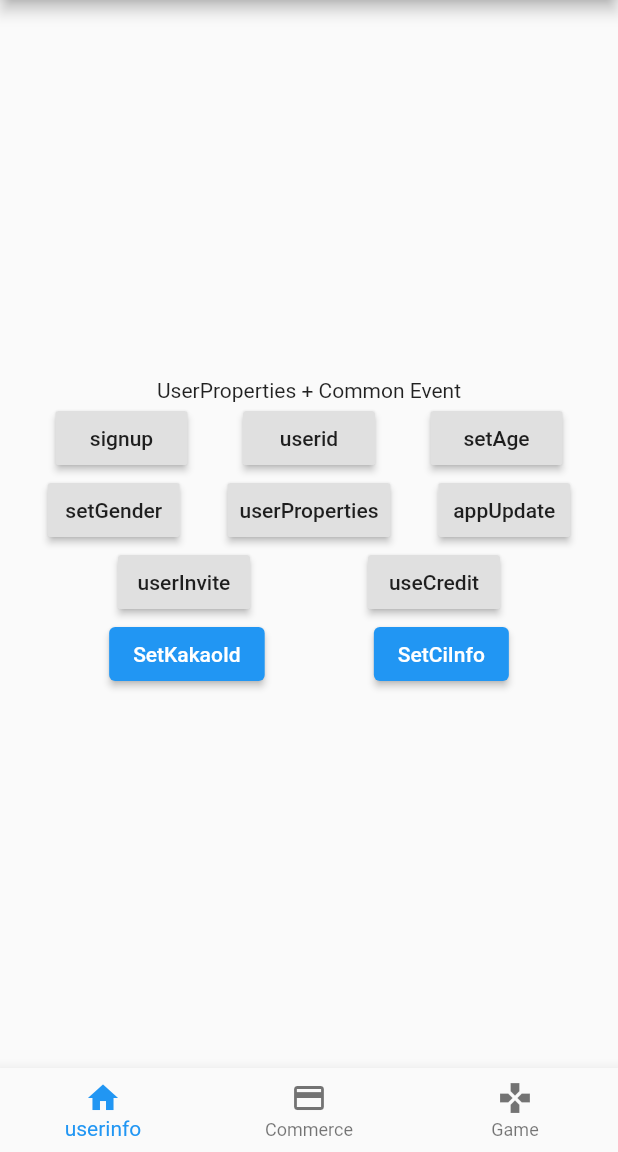
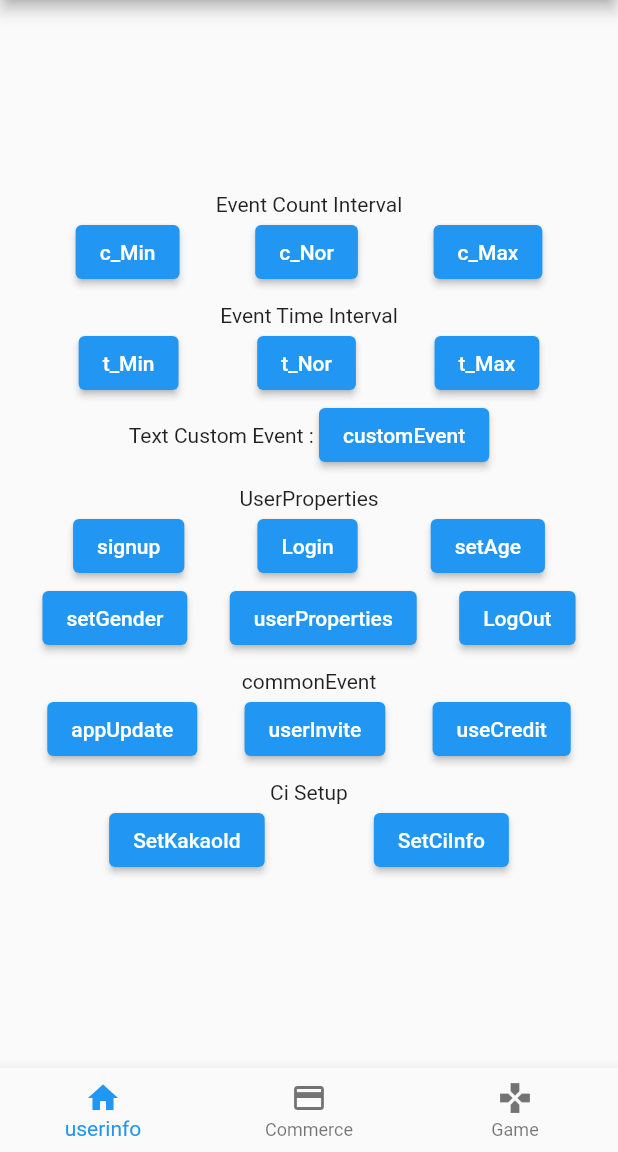
Before and after one commit to jinukkr/adbrixrm_flutter, a Flutter app: the screen it shows after launch, on a phone screen of 412 x 824 dp, the part 84-1236 px from its top. Run offline on Flutter 3.47's test engine with Material 2 defaults, Android fonts, the phone set to English and light mode, and no system bars.

Commit message:
1.3.0 TestProject Updated

```diff
--- a/example/lib/main.dart
+++ b/example/lib/main.dart
@@ -17,7 +17,7 @@ class MyApp extends StatefulWidget {
 }
 
 class _MyAppState extends State<MyApp> with WidgetsBindingObserver {
-  String _deeferredDeeplink;
+  String _deeferredDeeplink = "";
 
   int _currentIndex = 0;
   List _page = [userInfoView(), commerceView(), gameView()];
@@ -53,36 +53,25 @@ class _MyAppState extends State<MyApp> with WidgetsBindingObserver {
       print("App is onResume");
 
       Timer(Duration(seconds: 3), () {
-
         getDeeplink();
       });
     }
   }
 
   Future<String> getDeeplink() async {
-
     print(':::::::Getting Deeplink Start :::::::');
 
-    try {
-      String deeplink = await AdBrixRm.adbrixDeeplink;
+    String deeplink = await AdBrixRm.adbrixDeeplink;
 
-      print ("FlutterDeeplink ::::: " + deeplink);
+    print("FlutterDeeplink ::::: " + deeplink);
 
-      return deeplink;
-
-    } on PlatformException {
-      print("there is no deeplink");
-    }
+    return deeplink;
   }
 
   Future<void> getDeferredDeeplink() async {
     String deferredDeeplink;
 
-    try {
-      deferredDeeplink = await AdBrixRm.adbrixDeferredDeeplink;
-    } on PlatformException {
-      print("there is no deferred deeplink");
-    }
+    deferredDeeplink = await AdBrixRm.adbrixDeferredDeeplink;
 
     if (deferredDeeplink != null) {
       setState(() {
@@ -97,22 +86,14 @@ class _MyAppState extends State<MyApp> with WidgetsBindingObserver {
   @override
   void initState() {
     super.initState();
-    WidgetsBinding.instance.addObserver(this);
+    WidgetsBinding.instance!.addObserver(this);
 
     AdBrixRm.sdkInit(
-        appKey: 'G2Iz74fLkUOcZPZTrZQnQw',
-        secretKey: 'ZP1RO2EDY02kpifcIOlzGQ');
-    AdBrixRm.setEventUploadCountInterval(
-        interval: AdBrixEventUploadCountInterval.MIN);
-    AdBrixRm.setEventUploadTimeInterval(
-        interval: AdBrixEventUploadTimeInterval.MIN);
-    AdBrixRm.setLogLevel(logLevel: AdBrixLogLevel.ERROR);
-
+        appKey: 'G2Iz74fLkUOcZPZTrZQnQw', secretKey: 'ZP1RO2EDY02kpifcIOlzGQ');
 
     Timer(Duration(seconds: 5), () {
       getDeferredDeeplink();
       getDeeplink();
-
     });
   }
 
--- a/example/lib/userInfoEvent.dart
+++ b/example/lib/userInfoEvent.dart
@@ -17,6 +17,8 @@ class _userInfoViewState extends State<userInfoView> {
 
     AdBrixRm.commonAppUpdate(
         preVersion: '2.0.0', currVersion: '3.0.0', attr: properties);
+
+    AdBrixRm.commonAppUpdate(preVersion: '1.0.0a', currVersion: '2.0.0a');
   }
 
   @override
@@ -26,62 +28,95 @@ class _userInfoViewState extends State<userInfoView> {
         child: Column(
           mainAxisAlignment: MainAxisAlignment.center,
           children: <Widget>[
-            Text('UserProperties + Common Event'),
+            Text('Event Count Interval'),
             Row(
               mainAxisAlignment: MainAxisAlignment.spaceEvenly,
               children: <Widget>[
-                RaisedButton(
+                ElevatedButton(onPressed: c_min, child: Text('c_Min')),
+                ElevatedButton(onPressed: c_nor, child: Text('c_Nor')),
+                ElevatedButton(onPressed: c_max, child: Text('c_Max'))
+              ],
+            ),
+            SizedBox(
+              height: 10,
+            ),
+            Text('Event Time Interval'),
+            Row(
+              mainAxisAlignment: MainAxisAlignment.spaceEvenly,
+              children: <Widget>[
+                ElevatedButton(onPressed: t_min, child: Text('t_Min')),
+                ElevatedButton(onPressed: t_Nor, child: Text('t_Nor')),
+                ElevatedButton(onPressed: t_max, child: Text('t_Max')),
+              ],
+            ),
+            Row(
+              mainAxisAlignment: MainAxisAlignment.center,
+              children: <Widget>[
+                Text('Text Custom Event : '),
+                ElevatedButton(
+                    onPressed: testCustomEvent, child: Text('customEvent'))
+              ],
+            ),
+            SizedBox(
+              height: 10,
+            ),
+            Text('UserProperties'),
+            Row(
+              mainAxisAlignment: MainAxisAlignment.spaceEvenly,
+              children: <Widget>[
+                ElevatedButton(
                   child: Text('signup'),
                   onPressed: signup,
-                  padding: EdgeInsets.all(8.0),
                 ),
-                RaisedButton(
-                  child: Text('userid'),
+                ElevatedButton(
+                  child: Text('Login'),
                   onPressed: userid,
-                  padding: EdgeInsets.all(8.0),
                 ),
-                RaisedButton(
+                ElevatedButton(
                   child: Text('setAge'),
                   onPressed: setAge,
-                  padding: EdgeInsets.all(8.0),
                 )
               ],
             ),
             Row(
               mainAxisAlignment: MainAxisAlignment.spaceEvenly,
               children: <Widget>[
-                RaisedButton(
+                ElevatedButton(
                   child: Text('setGender'),
                   onPressed: setGender,
-                  padding: EdgeInsets.all(8.0),
                 ),
-                RaisedButton(
+                ElevatedButton(
                   child: Text('userProperties'),
                   onPressed: setUserproperties,
-                  padding: EdgeInsets.all(8.0),
                 ),
-                RaisedButton(
+                ElevatedButton(onPressed: logOut, child: Text('LogOut'))
+              ],
+            ),
+            SizedBox(
+              height: 10,
+            ),
+            Text('commonEvent'),
+            Row(
+              mainAxisAlignment: MainAxisAlignment.spaceEvenly,
+              children: <Widget>[
+                ElevatedButton(
                   child: Text('appUpdate'),
                   onPressed: appUpdate,
-                  padding: EdgeInsets.all(8.0),
+                ),
+                ElevatedButton(
+                  child: Text('userInvite'),
+                  onPressed: userInvite,
+                ),
+                ElevatedButton(
+                  child: Text('useCredit'),
+                  onPressed: useCredit,
                 )
               ],
             ),
-            Row(
-              mainAxisAlignment: MainAxisAlignment.spaceEvenly,
-              children: <Widget>[
-                RaisedButton(
-                  child: Text('userInvite'),
-                  onPressed: userInvite,
-                  padding: EdgeInsets.all(8.0),
-                ),
-                RaisedButton(
-                  child: Text('useCredit'),
-                  onPressed: useCredit,
-                  padding: EdgeInsets.all(8.0),
-                )
-              ],
+            SizedBox(
+              height: 10,
             ),
+            Text('Ci Setup'),
             Row(
               mainAxisAlignment: MainAxisAlignment.spaceEvenly,
               children: <Widget>[
@@ -94,6 +129,44 @@ class _userInfoViewState extends State<userInfoView> {
         ),
       ),
     );
+  }
+
+  void c_min() {
+    AdBrixRm.setEventUploadCountInterval(
+        interval: AdBrixEventUploadCountInterval.MIN);
+  }
+
+  void c_nor() {
+    AdBrixRm.setEventUploadCountInterval(
+        interval: AdBrixEventUploadCountInterval.NORMAL);
+  }
+
+  void c_max() {
+    AdBrixRm.setEventUploadCountInterval(
+        interval: AdBrixEventUploadCountInterval.MAX);
+  }
+
+  void t_min() {
+    AdBrixRm.setEventUploadTimeInterval(
+        interval: AdBrixEventUploadTimeInterval.MIN);
+  }
+
+  void t_Nor() {
+    AdBrixRm.setEventUploadTimeInterval(
+        interval: AdBrixEventUploadTimeInterval.NORMAL);
+  }
+
+  void t_max() {
+    AdBrixRm.setEventUploadTimeInterval(
+        interval: AdBrixEventUploadTimeInterval.MAX);
+  }
+
+  void testCustomEvent() {
+    AdBrixRm.events(eventName: 'EventInterval');
+  }
+
+  void logOut() {
+    AdBrixRm.logout();
   }
 
   void setKakaoId() {
@@ -142,6 +215,7 @@ class _userInfoViewState extends State<userInfoView> {
     };
 
     AdBrixRm.commonSignUp(channel: AdBrixSignUpChannel.Naver, attr: properties);
+    AdBrixRm.commonSignUp(channel: AdBrixSignUpChannel.Facebook);
   }
 
   Future<void> useCredit() async {
@@ -154,10 +228,11 @@ class _userInfoViewState extends State<userInfoView> {
     };
 
     AdBrixRm.commonUseCredit(attr: properties);
+    AdBrixRm.commonUseCredit();
   }
 
   Future<void> userid() async {
-    AdBrixRm.login(userId: 'userID');
+    AdBrixRm.login(userId: 'userID_Flutter');
   }
 
   Future<void> userInvite() async {
@@ -170,5 +245,7 @@ class _userInfoViewState extends State<userInfoView> {
 
     AdBrixRm.commonUserInvite(
         inviteChannel: AdBrixInviteChannel.Kakao, attr: properties);
+
+    AdBrixRm.commonUserInvite(inviteChannel: AdBrixInviteChannel.QQ);
   }
 }
--- a/example/pubspec.yaml
+++ b/example/pubspec.yaml
@@ -6,7 +6,7 @@ description: Demonstrates how to use the adbrixrm_flutter plugin.
 publish_to: 'none' # Remove this line if you wish to publish to pub.dev
 
 environment:
-  sdk: ">=2.7.0 <3.0.0"
+  sdk: ">=2.12.0 <3.0.0"
 
 dependencies:
   flutter:
```
Also changed, not shown: example/lib/commerceEvent.dart (+53 -37 lines), example/lib/gameEvent.dart (+7 -7 lines), example/pubspec.lock, 2 other files.
